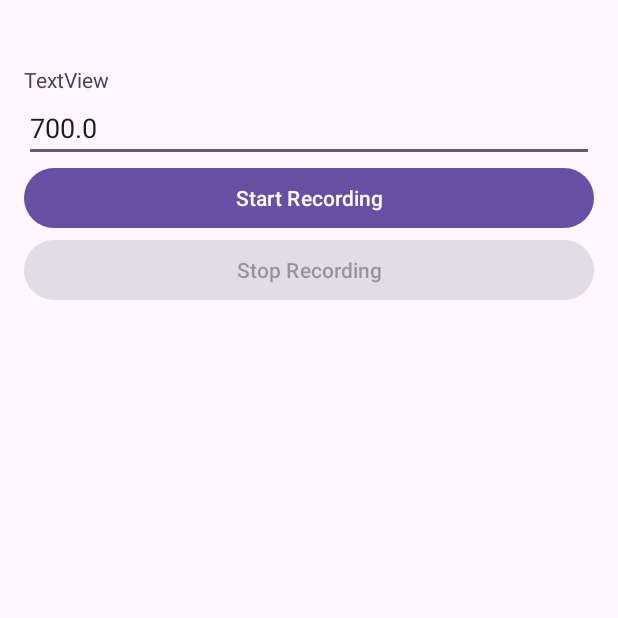
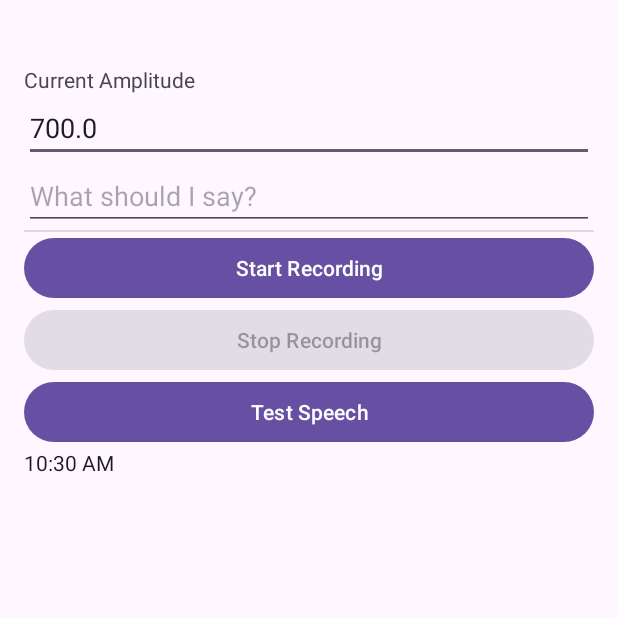
Before and after one commit to nathanchilton/remote-identifier, an Android app: the screen it shows after launch (MainActivity), on a phone screen of 412 x 824 dp, the top half of it. Run offline under Robolectric (Android 15) with nearby library versions, the phone set to English and light mode, and no system bars.

Commit message:
feat: Add beginnings of text-to-speech functionality

```diff
--- a/app/src/main/java/com/nathanchilton/remoteidentifier/MainActivity.java
+++ b/app/src/main/java/com/nathanchilton/remoteidentifier/MainActivity.java
@@ -11,9 +11,11 @@ import android.media.MediaRecorder;
 
 import androidx.core.app.ActivityCompat;
 
+import android.speech.tts.TextToSpeech;
 import android.text.Editable;
 import android.text.TextWatcher;
 import android.view.View;
+import android.widget.Button;
 import android.widget.TextView;
 
 import java.io.File;
@@ -23,6 +25,7 @@ import java.util.Date;
 import java.util.Locale;
 
 import android.widget.EditText;
+import android.widget.Toast;
 
 //public class SoundDetectionActivity extends AppCompatActivity {
 public class MainActivity extends AppCompatActivity {
@@ -36,6 +39,10 @@ public class MainActivity extends AppCompatActivity {
     private double initialThreshold = 700;
     private double threshold = initialThreshold;
 
+    TextToSpeech textToSpeech;
+    EditText identificationText;
+    Button testSpeech;
+
 
     @Override
     protected void onCreate(Bundle savedInstanceState) {
@@ -46,6 +53,29 @@ public class MainActivity extends AppCompatActivity {
         ((EditText)findViewById(R.id.thresholdEditText)).setText(String.valueOf(initialThreshold));
 
         ActivityCompat.requestPermissions(this, permissions, REQUEST_RECORD_AUDIO_PERMISSION);
+
+        textToSpeech=new TextToSpeech(getApplicationContext(), new TextToSpeech.OnInitListener() {
+            @Override
+            public void onInit(int status) {
+                if(status != TextToSpeech.ERROR) {
+                    textToSpeech.setLanguage(Locale.UK);
+                }
+            }
+        });
+
+         identificationText  = findViewById(R.id.identificationText);
+         testSpeech = findViewById(R.id.testSpeech);
+
+
+
+        testSpeech.setOnClickListener(new View.OnClickListener() {
+            @Override
+            public void onClick(View v) {
+                String toSpeak = identificationText.getText().toString();
+                Toast.makeText(getApplicationContext(), toSpeak, Toast.LENGTH_SHORT).show();
+                textToSpeech.speak(toSpeak, TextToSpeech.QUEUE_FLUSH, null);
+            }
+        });
 
         findViewById(R.id.startButton).setOnClickListener(new View.OnClickListener() {
             @Override
--- a/app/src/main/res/layout/activity_sound_detection.xml
+++ b/app/src/main/res/layout/activity_sound_detection.xml
@@ -18,7 +18,7 @@
         android:id="@+id/currentAmplitude"
         android:layout_width="match_parent"
         android:layout_height="wrap_content"
-        android:text="TextView" />
+        android:text="Current Amplitude" />
 
     <EditText
         android:id="@+id/thresholdEditText"
@@ -26,6 +26,22 @@
         android:layout_width="match_parent"
         android:layout_height="wrap_content"
         android:hint="Enter threshold for amplitude" />
+
+    <EditText
+        android:id="@+id/identificationText"
+        android:layout_width="match_parent"
+        android:layout_height="wrap_content"
+        android:hint="What should I say?"
+    />
+
+<!--    EditText identificationText;-->
+<!--    Button testSpeech;-->
+
+    <View
+        android:id="@+id/divider"
+        android:layout_width="match_parent"
+        android:layout_height="1dp"
+        android:background="?android:attr/listDivider" />
 
     <Button
         android:id="@+id/startButton"
@@ -40,4 +56,20 @@
         android:text="Stop Recording"
         android:enabled="false" />
 
+    <Button
+        android:id="@+id/testSpeech"
+        android:layout_width="match_parent"
+        android:layout_height="wrap_content"
+        android:text="Test Speech"
+        android:enabled="true" />
+
+
+    <!--    Button testSpeech;-->
+
+
+    <TextClock
+        android:id="@+id/textClock"
+        android:layout_width="match_parent"
+        android:layout_height="wrap_content" />
+
 </LinearLayout>
```
